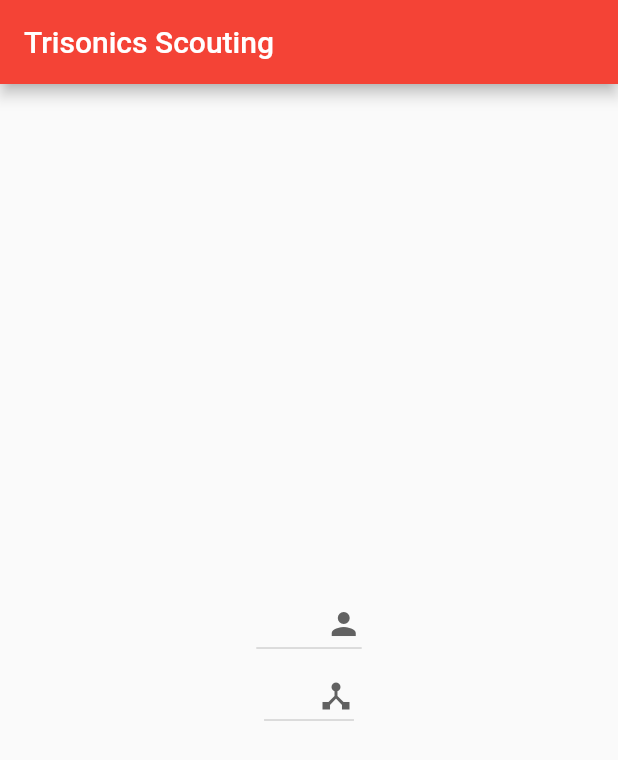
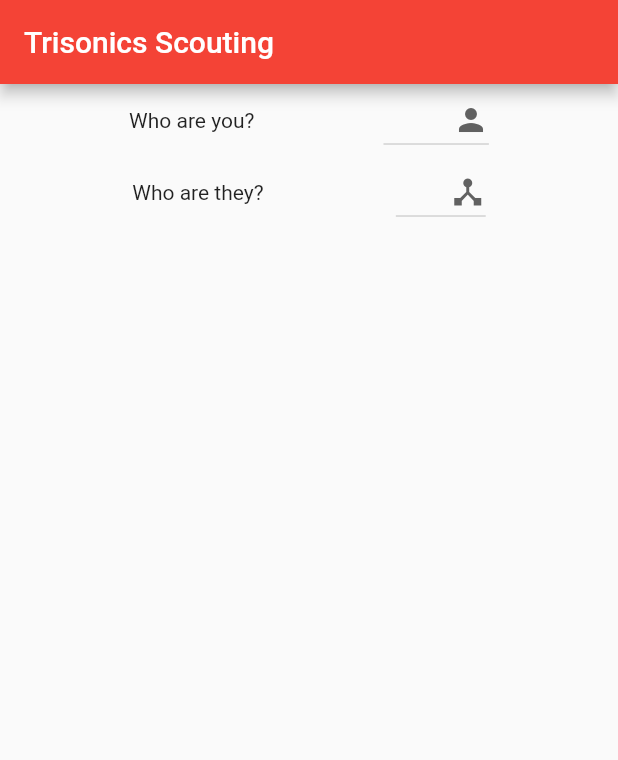
Before and after one commit to justinb4003/frc4003scout, a Flutter app: the screen it shows after launch, on a phone screen of 412 x 824 dp. Shown: the top 760 px of the screen. Run offline on Flutter 3.47's test engine with Material 2 defaults, Android fonts, the phone set to English and light mode, and no system bars.

Commit message:
Add labels and row formatting
Already you can see why the widget tree can get unwieldy without all
that much going on.  Due to the auto-formatter though it's really easy
to dig yourself into a hole and tell yourself everything's fine.

Don't do that.

```diff
--- a/lib/main.dart
+++ b/lib/main.dart
@@ -54,8 +54,13 @@
       ),
       body: Center(
         child: Column(
-          mainAxisAlignment: MainAxisAlignment.center,
-          children: [
+          mainAxisAlignment: MainAxisAlignment.start,
+          crossAxisAlignment: CrossAxisAlignment.center,
+          children: <Widget>[
+            Row(
+              mainAxisAlignment: MainAxisAlignment.spaceEvenly,
+              children: <Widget>[
+                Text('Who are you?'),
                 DropdownButton(
                   value: _studentName,
                   icon: Icon(Icons.person),
@@ -72,6 +77,12 @@
                     );
                   }).toList(),
                 ),
+              ],
+            ),
+            Row(
+              mainAxisAlignment: MainAxisAlignment.spaceEvenly,
+              children: <Widget>[
+                Text('Who are they?'),
                 DropdownButton(
                   value: _team,
                   icon: Icon(Icons.device_hub),
@@ -89,6 +100,8 @@
                   }).toList(),
                 ),
               ],
+            )
+          ],
         ),
       ),
     );
```
Lines whose indentation alone changed are shown as unchanged.
